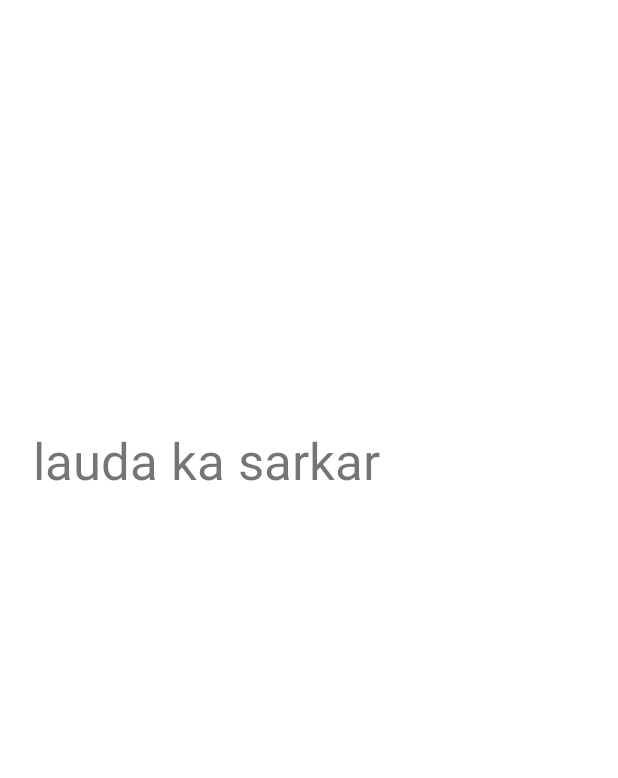
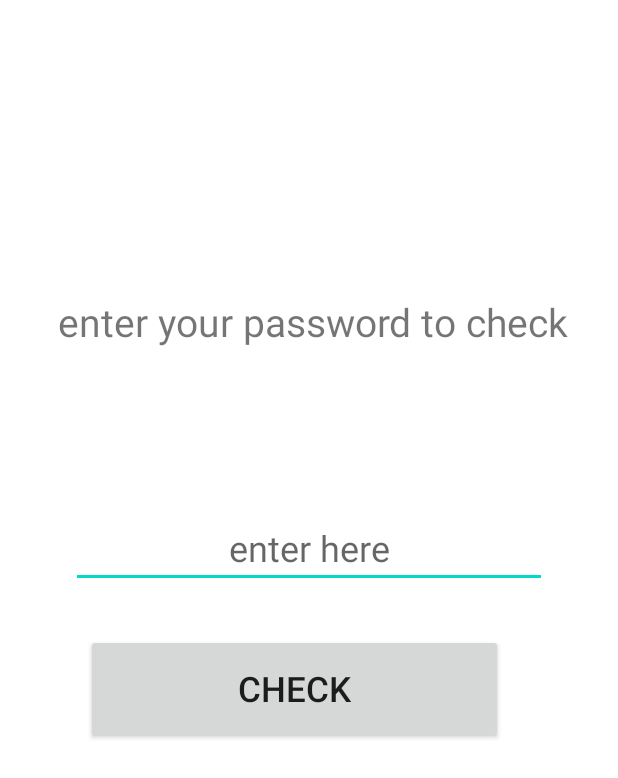
Before and after one commit to suman-somu/passwrdGenrtrVldatr, an Android app: the passValidator screen opened directly, with no data from a screen before it, on a phone screen of 412 x 824 dp. Shown: the top 778 px of the screen. Run offline under Robolectric (Android 15) with nearby library versions, the phone set to English and light mode, and no system bars.

Commit message:
codes for implementation of password validator class.

```diff
--- a/app/src/main/res/layout/pass_validator.xml
+++ b/app/src/main/res/layout/pass_validator.xml
@@ -7,12 +7,42 @@
 
     <TextView
         android:id="@+id/textView"
-        android:layout_width="374dp"
-        android:layout_height="65dp"
-        android:layout_marginTop="284dp"
-        android:layout_marginEnd="16dp"
-        android:text="lauda ka sarkar"
-        android:textSize="34sp"
+        android:layout_width="375dp"
+        android:layout_height="37dp"
+        android:text="enter your password to check"
+        android:textAlignment="center"
+        android:textSize="26sp"
+        app:layout_constraintBottom_toBottomOf="parent"
         app:layout_constraintEnd_toEndOf="parent"
-        app:layout_constraintTop_toTopOf="parent" />
+        app:layout_constraintHorizontal_bias="0.555"
+        app:layout_constraintStart_toStartOf="parent"
+        app:layout_constraintTop_toTopOf="parent"
+        app:layout_constraintVertical_bias="0.25" />
+
+    <Button
+        android:id="@+id/button"
+        android:layout_width="278dp"
+        android:layout_height="73dp"
+        android:layout_marginBottom="328dp"
+        android:text="CHECK"
+        android:textSize="23sp"
+        app:layout_constraintBottom_toBottomOf="parent"
+        app:layout_constraintEnd_toEndOf="parent"
+        app:layout_constraintHorizontal_bias="0.428"
+        app:layout_constraintStart_toStartOf="parent" />
+
+    <EditText
+        android:id="@+id/editTextTextPersonName2"
+        android:layout_width="317dp"
+        android:layout_height="51dp"
+        android:layout_marginBottom="432dp"
+        android:ems="10"
+        android:hint="enter here"
+        android:inputType="textPersonName"
+        android:textAlignment="center"
+        android:textSize="24sp"
+        app:layout_constraintBottom_toBottomOf="parent"
+        app:layout_constraintEnd_toEndOf="parent"
+        app:layout_constraintStart_toStartOf="parent" />
+
 </androidx.constraintlayout.widget.ConstraintLayout>
```
Also changed, not shown: app/src/main/java/com/example/passwordgeneratorandvalidator/passGenerator.java (+36 -6 lines), app/src/main/java/com/example/passwordgeneratorandvalidator/passValidator.java (+75 -0 lines), app/src/main/res/layout/pass_generator.xml (+43 -8 lines), app/src/main/res/drawable/download.jpg (added).
